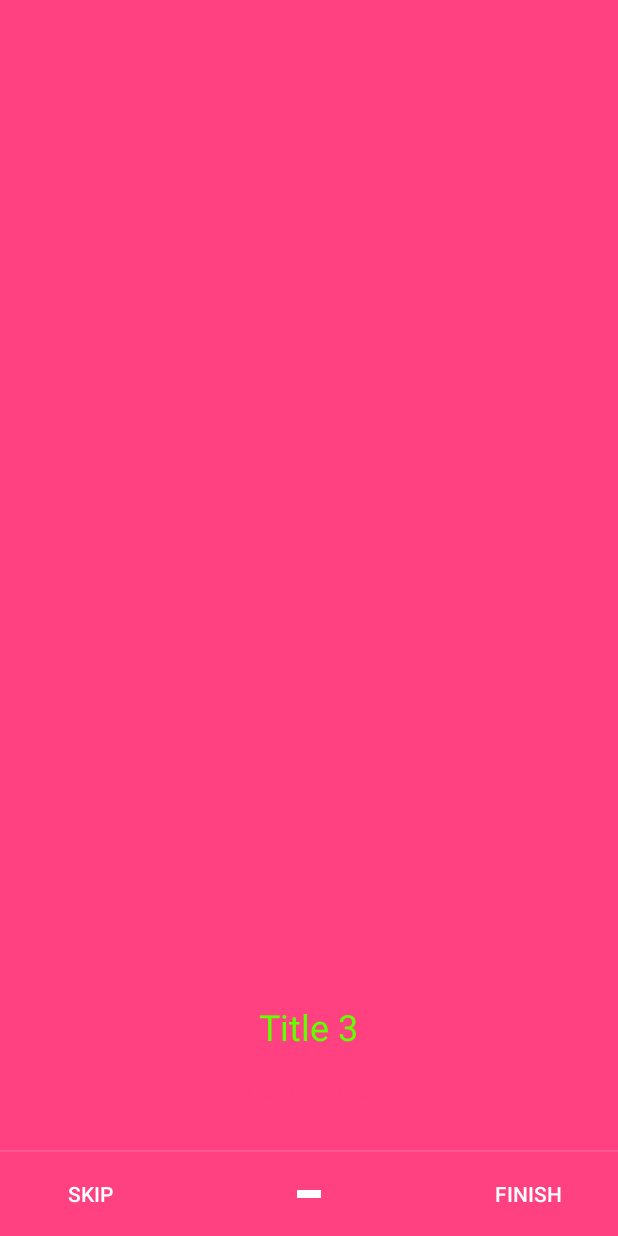
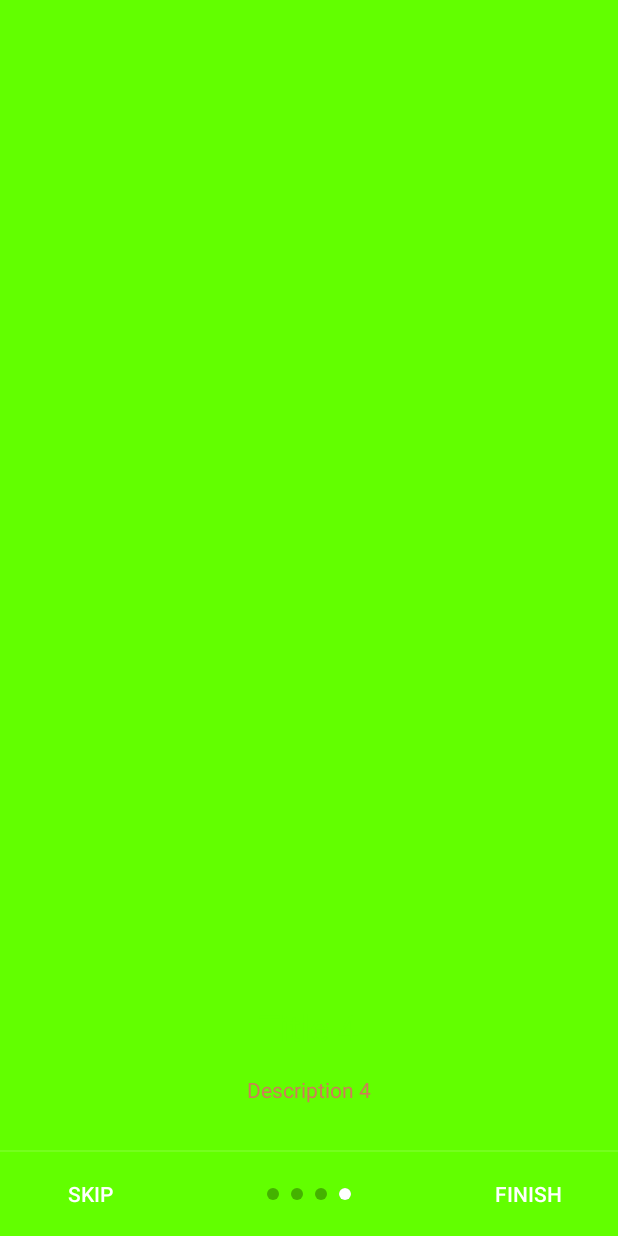
Before and after one commit to chyrta/AndroidOnboarder, an Android app: the screen it shows after launch (IntroActivity), after a tap on "SKIP", on a phone screen of 412 x 824 dp. Run offline under Robolectric (Android 15) with nearby library versions, the phone set to English and light mode, and no system bars.

Commit message:
Created and implemented in library circle indicator view, updated sample app

```diff
--- a/onboarder/src/main/java/com/chyrta/onboarder/OnboarderActivity.java
+++ b/onboarder/src/main/java/com/chyrta/onboarder/OnboarderActivity.java
@@ -9,17 +9,16 @@ import android.support.v7.app.AppCompatActivity;
 import android.view.View;
 import android.widget.Button;
 import android.widget.ImageButton;
-import android.widget.LinearLayout;
 
 import com.chyrta.onboarder.utils.ColorsArrayBuilder;
 import com.chyrta.onboarder.views.CircleIndicatorView;
 
 import java.util.List;
 
-public class OnboarderActivity extends AppCompatActivity implements View.OnClickListener, ViewPager.OnPageChangeListener {
+public abstract class OnboarderActivity extends AppCompatActivity implements View.OnClickListener, ViewPager.OnPageChangeListener {
 
     private Integer[] colors;
-    private LinearLayout llIndicators;
+    private CircleIndicatorView circleIndicatorView;
     private ViewPager vpOnboarderPager;
     private OnboarderAdapter onboarderAdapter;
     private ImageButton ibNext;
@@ -31,10 +30,8 @@ public class OnboarderActivity extends AppCompatActivity implements View.OnClick
         super.onCreate(savedInstanceState);
         setContentView(R.layout.activity_onboarder);
         setStatusBackgroundColor();
-
         getSupportActionBar().hide();
-
-        llIndicators = (LinearLayout) findViewById(R.id.ll_indicators);
+        circleIndicatorView = (CircleIndicatorView) findViewById(R.id.circle_indicator_view);
         ibNext = (ImageButton) findViewById(R.id.ib_next);
         btnSkip = (Button) findViewById(R.id.btn_skip);
         btnFinish = (Button) findViewById(R.id.btn_finish);
@@ -49,14 +46,16 @@ public class OnboarderActivity extends AppCompatActivity implements View.OnClick
     public void setOnboardPagesReady(List<OnboarderPage> pages) {
         onboarderAdapter = new OnboarderAdapter(pages, getSupportFragmentManager());
         vpOnboarderPager.setAdapter(onboarderAdapter);
-        setPageIndicators(pages.size());
         colors = ColorsArrayBuilder.getPageBackgroundColors(this, pages);
+        circleIndicatorView.setPageIndicators(pages.size());
     }
 
-    public void setPageIndicators(int quantity) {
-        for (int i = 0; i < quantity; i++) {
-            llIndicators.addView(new CircleIndicatorView(this));
-        }
+    public void setInactiveIndicatorColor(int color) {
+        circleIndicatorView.setInactiveIndicatorColor(color);
+    }
+
+    public void setActiveIndicatorColor(int color) {
+        circleIndicatorView.setActiveIndicatorColor(color);
     }
 
     public void setStatusBackgroundColor() {
@@ -75,6 +74,9 @@ public class OnboarderActivity extends AppCompatActivity implements View.OnClick
             vpOnboarderPager.setCurrentItem(vpOnboarderPager.getCurrentItem() + 1);
         } else if (i == R.id.btn_skip) {
             vpOnboarderPager.setCurrentItem(onboarderAdapter.getCount());
+            onSkipButtonPressed();
+        } else if (i == R.id.btn_finish) {
+            onFinishButtonPressed();
         }
     }
 
@@ -90,6 +92,7 @@ public class OnboarderActivity extends AppCompatActivity implements View.OnClick
     @Override
     public void onPageSelected(int position) {
         int lastPagePosition = onboarderAdapter.getCount() - 1;
+        circleIndicatorView.setCurrentPage(position);
         ibNext.setVisibility(position == lastPagePosition ? View.GONE : View.VISIBLE);
         btnFinish.setVisibility(position == lastPagePosition ? View.VISIBLE : View.GONE);
     }
@@ -99,4 +102,7 @@ public class OnboarderActivity extends AppCompatActivity implements View.OnClick
 
     }
 
+    abstract public void onSkipButtonPressed();
+    abstract public void onFinishButtonPressed();
+
 }
--- a/onboarder/src/main/java/com/chyrta/onboarder/views/CircleIndicatorView.java
+++ b/onboarder/src/main/java/com/chyrta/onboarder/views/CircleIndicatorView.java
@@ -2,36 +2,117 @@ package com.chyrta.onboarder.views;
 
 import android.content.Context;
 import android.graphics.Canvas;
-import android.graphics.Color;
 import android.graphics.Paint;
-import android.graphics.drawable.shapes.OvalShape;
+import android.support.annotation.ColorRes;
+import android.util.AttributeSet;
 import android.view.View;
-import android.view.ViewGroup;
+
+import com.chyrta.onboarder.R;
 
 public class CircleIndicatorView extends View {
 
-    OvalShape oval;
+    private Paint activeIndicatorPaint;
+    private Paint inactiveIndicatorPaint;
+    private int radius;
+    private int size;
+    private int position;
+    private int indicatorsCount;
 
     public CircleIndicatorView(Context context) {
         super(context);
-        Canvas canvas = new Canvas();
-        Paint paint = new Paint();
-        oval = new OvalShape();
-        oval.draw(canvas, paint);
+        init();
+    }
+
+    public CircleIndicatorView(Context context, AttributeSet attrs) {
+        super(context, attrs);
+        init();
+    }
+
+    public CircleIndicatorView(Context context, AttributeSet attrs, int defStyle) {
+        super(context, attrs, defStyle);
+        init();
+    }
+
+    private void init() {
+        activeIndicatorPaint = new Paint();
+        activeIndicatorPaint.setColor(getResources().getColor(R.color.active_indicator, null));
+        activeIndicatorPaint.setAntiAlias(true);
+        inactiveIndicatorPaint = new Paint();
+        inactiveIndicatorPaint.setColor(getResources().getColor(R.color.inactive_indicator, null));
+        inactiveIndicatorPaint.setAntiAlias(true);
+        radius = getResources().getDimensionPixelSize(R.dimen.indicator_size);
+        size = radius * 2;
     }
 
     @Override
     protected void onDraw(Canvas canvas) {
         super.onDraw(canvas);
-        canvas.drawColor(Color.WHITE);
+        for (int i = 0; i < indicatorsCount; i++) {
+            canvas.drawCircle(radius + (size * i), radius, radius / 2, inactiveIndicatorPaint);
+        }
+        canvas.drawCircle(radius + (size * position), radius, radius / 2, activeIndicatorPaint);
     }
 
     @Override
-    public void setLayoutParams(ViewGroup.LayoutParams params) {
-        super.setLayoutParams(params);
-        params.height = 8;
-        params.width = 8;
+    protected void onLayout(boolean changed, int left, int top, int right, int bottom) {
+        super.onLayout(changed, left, top, right, bottom);
     }
 
+    @Override
+    protected void onMeasure(int widthMeasureSpec, int heightMeasureSpec) {
+        setMeasuredDimension(measureWidth(widthMeasureSpec), measureHeight(heightMeasureSpec));
+    }
+
+    public void setCurrentPage(int position) {
+        this.position = position;
+        invalidate();
+    }
+
+    public void setPageIndicators(int size) {
+        this.indicatorsCount = size;
+        invalidate();
+    }
+
+    private int measureWidth(int measureSpec) {
+        int result = 0;
+        int specMode = MeasureSpec.getMode(measureSpec);
+        int specSize = MeasureSpec.getSize(measureSpec);
+
+        if (specMode == MeasureSpec.EXACTLY) {
+            result = specSize;
+        } else {
+            result = size * indicatorsCount;
+            if (specMode == MeasureSpec.AT_MOST) {
+                result = Math.min(result, specSize);
+            }
+        }
+        return result;
+    }
+
+    private int measureHeight(int measureSpec) {
+        int result = 0;
+        int specMode = MeasureSpec.getMode(measureSpec);
+        int specSize = MeasureSpec.getSize(measureSpec);
+
+        if (specMode == MeasureSpec.EXACTLY) {
+            result = specSize;
+        } else {
+            result = 2 * radius + getPaddingTop() + getPaddingBottom();
+            if (specMode == MeasureSpec.AT_MOST) {
+                result = Math.min(result, specSize);
+            }
+        }
+        return result;
+    }
+
+    public void setInactiveIndicatorColor(@ColorRes int color) {
+        inactiveIndicatorPaint.setColor(getResources().getColor(color, null));
+        invalidate();
+    }
+
+    public void setActiveIndicatorColor(@ColorRes int color) {
+        activeIndicatorPaint.setColor(getResources().getColor(color, null));
+        invalidate();
+    }
 
 }
--- a/onboarder/src/main/res/layout/activity_onboarder.xml
+++ b/onboarder/src/main/res/layout/activity_onboarder.xml
@@ -46,6 +46,11 @@
             android:layout_gravity="center"
             android:orientation="horizontal">
 
+            <com.chyrta.onboarder.views.CircleIndicatorView
+                android:id="@+id/circle_indicator_view"
+                android:layout_width="wrap_content"
+                android:layout_height="wrap_content" />
+
         </LinearLayout>
 
         <Button
--- a/onboarder/src/main/res/values/colors.xml
+++ b/onboarder/src/main/res/values/colors.xml
@@ -2,4 +2,6 @@
 <resources>
     <color name="white">@android:color/white</color>
     <color name="black_transparent">#14000000</color>
+    <color name="active_indicator">@android:color/white</color>
+    <color name="inactive_indicator">#4D000000</color>
 </resources>
--- a/sample/src/main/java/com/chyrta/androidonboarder/IntroActivity.java
+++ b/sample/src/main/java/com/chyrta/androidonboarder/IntroActivity.java
@@ -1,6 +1,7 @@
 package com.chyrta.androidonboarder;
 
 import android.os.Bundle;
+import android.widget.Toast;
 
 import com.chyrta.onboarder.OnboarderActivity;
 import com.chyrta.onboarder.OnboarderAdapter;
@@ -27,14 +28,30 @@ public class IntroActivity extends OnboarderActivity {
         onboarderPage3.setTitleColor(R.color.colorPrimaryDark);
         onboarderPage3.setDescriptionColor(R.color.colorAccent);
         onboarderPage3.setBackgroundColor(R.color.colorAccent);
+        OnboarderPage onboarderPage4 = new OnboarderPage("Title 4", "Description 4");
+        onboarderPage4.setTitleColor(R.color.colorPrimaryDark);
+        onboarderPage4.setDescriptionColor(R.color.colorAccent);
+        onboarderPage4.setBackgroundColor(R.color.colorPrimaryDark);
 
         List<OnboarderPage> pages = new ArrayList<>();
 
         pages.add(onboarderPage1);
         pages.add(onboarderPage2);
         pages.add(onboarderPage3);
+        pages.add(onboarderPage4);
 
         setOnboardPagesReady(pages);
 
     }
+
+    @Override
+    public void onSkipButtonPressed() {
+        Toast.makeText(this, "Skip button was pressed!", Toast.LENGTH_SHORT).show();
+    }
+
+    @Override
+    public void onFinishButtonPressed() {
+        Toast.makeText(this, "Finish button was pressed", Toast.LENGTH_SHORT).show();
+    }
+
 }
```
